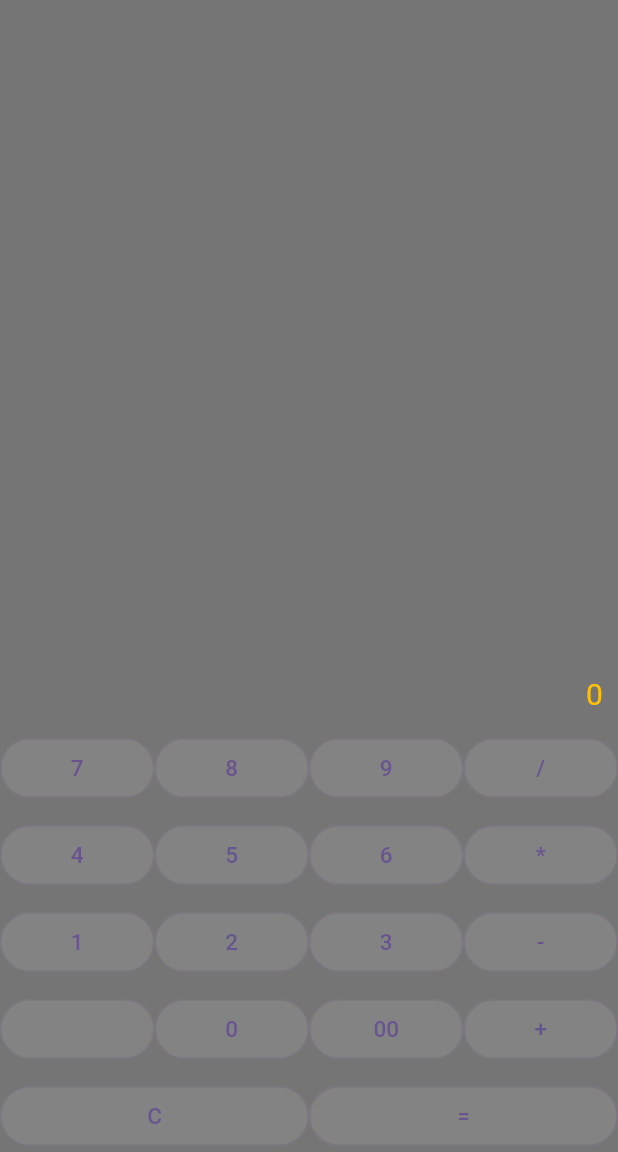
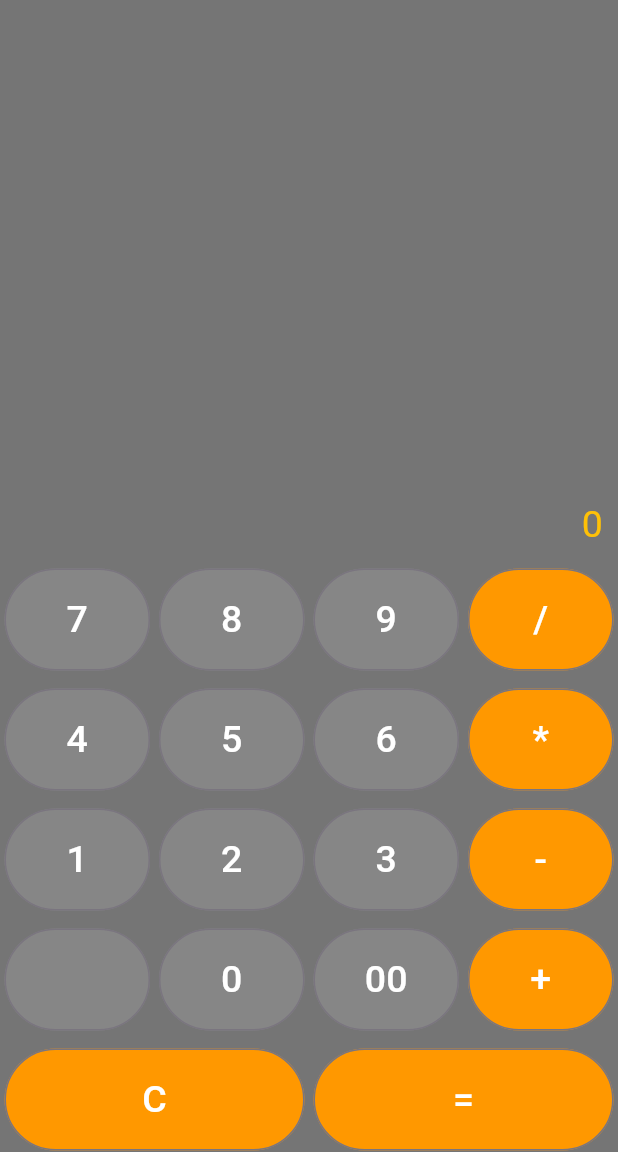
Before and after one commit to ngchungtu/flutter-calc, a Flutter app: the screen it shows after launch, on a phone screen of 412 x 824 dp, the part 84-1236 px from its top. Run offline on Flutter 3.47's test engine with Material 3 defaults, Android fonts, the phone set to English and light mode, and no system bars; our stand-ins replace math_expressions.

Commit message:
update style

```diff
--- a/lib/components/CalcBasicView.dart
+++ b/lib/components/CalcBasicView.dart
@@ -72,14 +72,30 @@ class _CalcBasicViewState extends State<CalcBasicView> {
 
   Widget customOutlineButton(String value) {
     return Expanded(
+      child: Container(
+        height: 70,
+        child: Padding(
+          padding: const EdgeInsets.only(
+              left: 3.0, right: 3.0, top: 1.0, bottom: 1.0),
           child: OutlinedButton(
             onPressed: () => calcHandleClicked(value),
             style: OutlinedButton.styleFrom(
-          backgroundColor: Colors.white10,
+              backgroundColor: (value == "+" ||
+                      value == "-" ||
+                      value == "*" ||
+                      value == "/" ||
+                      value == "=" ||
+                      value == "C")
+                  ? Colors.orange
+                  : Colors.white12,
+              shape: RoundedRectangleBorder(
+                  borderRadius: BorderRadius.circular(50)),
             ),
             child: Text(
               value,
-          style: const TextStyle(fontSize: 15),
+              style: const TextStyle(fontSize: 25, color: Colors.white),
+            ),
+          ),
         ),
       ),
     );
@@ -123,7 +139,7 @@ class _CalcBasicViewState extends State<CalcBasicView> {
                 child: Text(
                   result,
                   style: const TextStyle(
-                    fontSize: 20,
+                    fontSize: 25,
                     color: Colors.amber,
                   ),
                 ),
```
Lines whose indentation alone changed are shown as unchanged.
